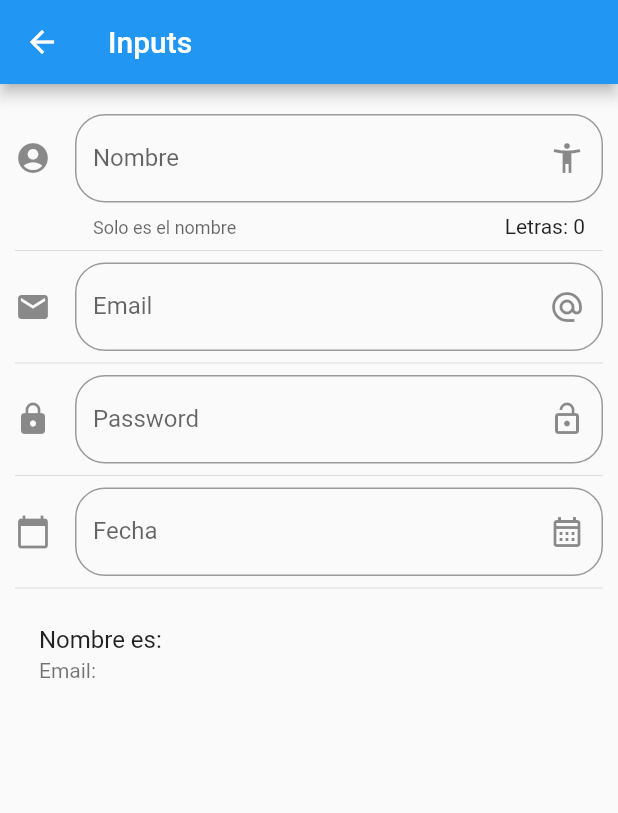
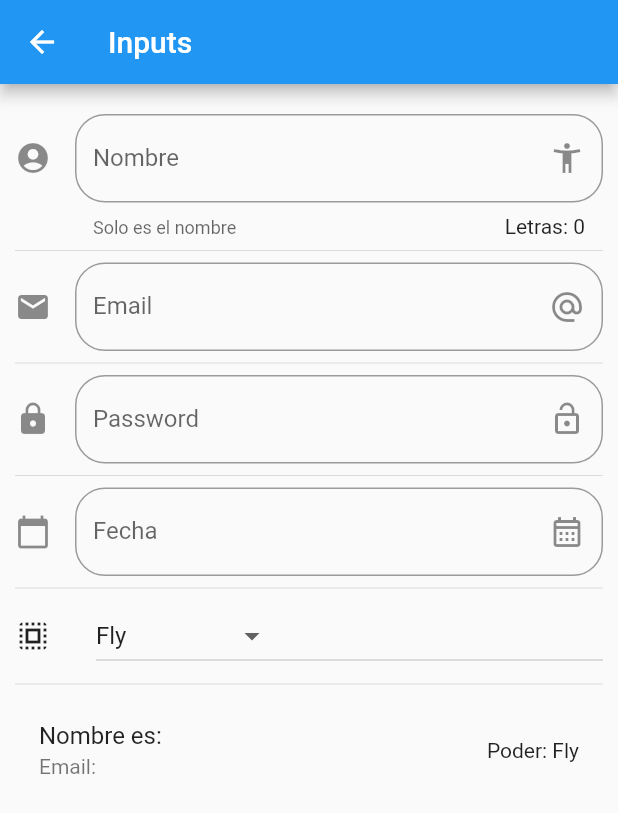
Before and after one commit to dev-cac/test, a Flutter app: the InputPage screen opened by its route, on a phone screen of 412 x 824 dp. Shown: the top 813 px of the screen. Run offline on Flutter 3.47's test engine with Material 2 defaults, Android fonts, the phone set to English and light mode, and no system bars.

Commit message:
feat: dropdown

```diff
--- a/components/lib/src/pages/inputs_page.dart
+++ b/components/lib/src/pages/inputs_page.dart
@@ -11,7 +11,9 @@ class _InputPageState extends State<InputPage> {
   String _name = '';
   String _email = '';
   String _fecha = '';
+  String _optSelect = 'Fly';
 
+  List<String> _powers = ['Fly', 'X Ray', 'Super Air', 'Super Strong'];
   TextEditingController _inputFieldDate = TextEditingController();
 
   @override
@@ -31,6 +33,8 @@ class _InputPageState extends State<InputPage> {
           const Divider(),
           _createDate(context),
           const Divider(),
+          _createDropdown(),
+           const Divider(),
           _createPerson()
         ],
       ),
@@ -112,10 +116,44 @@ class _InputPageState extends State<InputPage> {
     );
   }
 
+  List<DropdownMenuItem<String>> getOptionsDropdown() {
+    List<DropdownMenuItem<String>> lista = [];
+
+    _powers.forEach((power) {
+      lista.add(DropdownMenuItem(
+        child: Text(power),
+        value: power,
+      ));
+    });
+
+    return lista;
+  }
+
+  Widget _createDropdown() {
+    return Row(
+      children: <Widget>[
+        const Icon(Icons.select_all),
+        const SizedBox(width: 30),
+        Expanded(
+          child: DropdownButton(
+            items: getOptionsDropdown(),
+            value: _optSelect,
+            onChanged: (item) {
+              setState(() {
+                _optSelect = item!;
+              });
+            },
+          ),
+        )
+      ]
+    );
+  }
+
   Widget _createPerson() {
     return ListTile(
       title: Text('Nombre es: $_name'),
       subtitle: Text('Email: $_email'),
+      trailing: Text('Poder: $_optSelect'),
     );
   }
 
```
